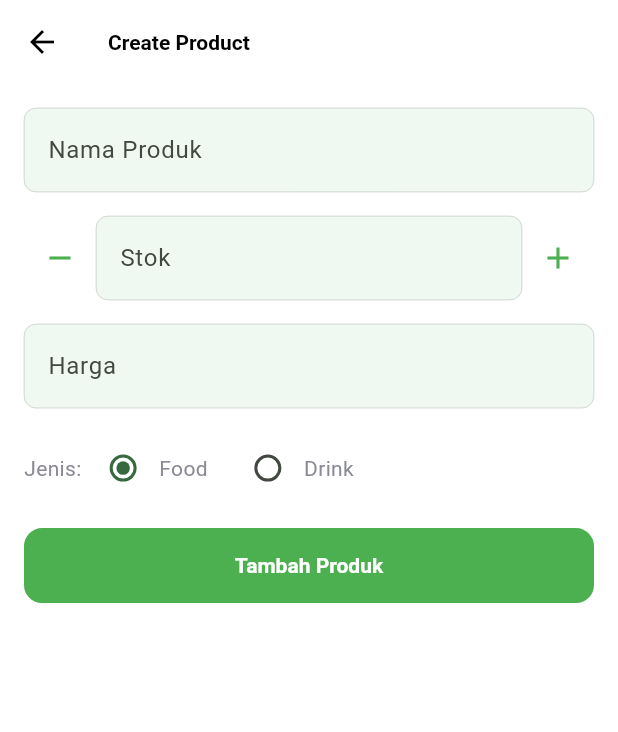
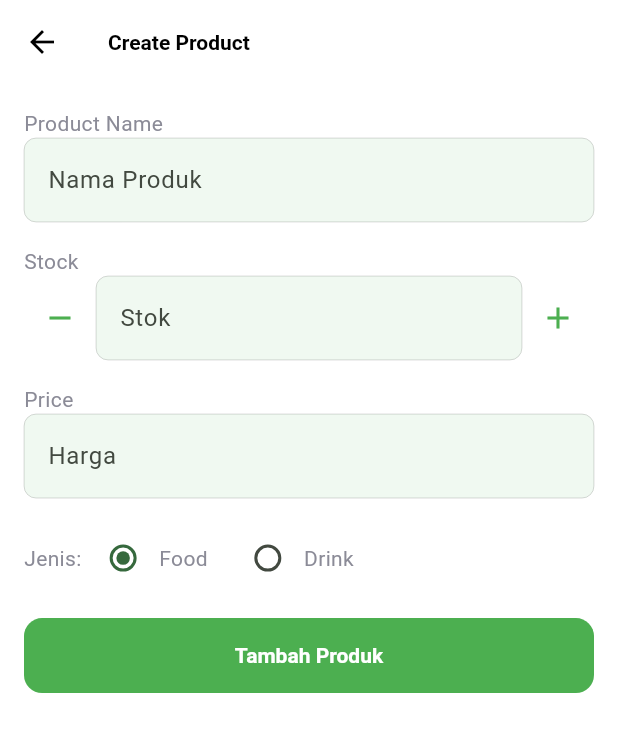
Before and after one commit to BangGhani/pl2_kasir, a Flutter app: the CreateProductPage screen opened by its route, on a phone screen of 412 x 824 dp. Shown: the top 732 px of the screen. Run offline on Flutter 3.47's test engine with Material 3 defaults, Android fonts, the phone set to English and light mode, and no system bars; our stand-ins replace cached_network_image, flutter_svg, form_field_validator, supabase_flutter; accounts and stored records are empty; network calls fail; Roboto replaces fonts that are missing (Gilroy).

Commit message:
product finishing

```diff
--- a/lib/backend/controllers/routes.dart
+++ b/lib/backend/controllers/routes.dart
@@ -12,13 +12,33 @@ class AppRoutes {
   static const String createProduct = '/createProduct';
   static const String editProduct = '/editProduct';
 
-  static Map<String, WidgetBuilder> getRoutes() {
-    return {
-      login: (context) => const Login(),
-      home: (context) => const HomePage(),
-      foodProduct: (context) => const FoodProductPage(),
-      createProduct: (context) => const CreateProductPage(),
-      editProduct: (context) => const EditProductPage(),
-    };
+  static Route<dynamic> onGenerateRoute(RouteSettings settings) {
+    switch (settings.name) {
+      case login:
+        return MaterialPageRoute(builder: (_) => const Login());
+      case home:
+        return MaterialPageRoute(builder: (_) => const HomePage());
+      case foodProduct:
+        return MaterialPageRoute(builder: (_) => const FoodProductPage());
+      case createProduct:
+        return MaterialPageRoute(builder: (_) => const CreateProductPage());
+      case editProduct:
+        final args = settings.arguments as Map<String, dynamic>;
+        return MaterialPageRoute(
+          builder: (_) => EditProductPage(
+            productId: args['productId'],
+            name: args['name'],
+            stock: args['stock'],
+            price: args['price'],
+            type: args['type'],
+          ),
+        );
+      default:
+        return MaterialPageRoute(
+          builder: (_) => const Scaffold(
+            body: Center(child: Text('Page not found')),
+          ),
+        );
+    }
   }
 }
--- a/lib/main.dart
+++ b/lib/main.dart
@@ -23,7 +23,7 @@ class MyApp extends StatelessWidget {
       debugShowCheckedModeBanner: false,
       theme: AppTheme.defaultTheme,
       initialRoute: user != null ? AppRoutes.home : AppRoutes.login,
-      routes: AppRoutes.getRoutes(),
+      onGenerateRoute: AppRoutes.onGenerateRoute,
     );
   }
 }
--- a/lib/pages/components/cardlistdetail.dart
+++ b/lib/pages/components/cardlistdetail.dart
@@ -1,4 +1,5 @@
 import 'package:flutter/material.dart';
+import 'package:flutter_svg/svg.dart';
 import 'package:intl/intl.dart';
 
 class CardList extends StatelessWidget {
@@ -89,11 +90,11 @@ class ProductList extends StatelessWidget {
                 ),
                 const SizedBox(width: 16),
                 IconButton(
-                  icon: const Icon(Icons.edit, color: Colors.blue),
+                  icon: SvgPicture.asset('assets/icons/edit.svg'),
                   onPressed: edit,
                 ),
                 IconButton(
-                  icon: const Icon(Icons.delete, color: Colors.red),
+                  icon: SvgPicture.asset('assets/icons/delete.svg'),
                   onPressed: delete,
                 ),
               ],
--- a/lib/pages/home.dart
+++ b/lib/pages/home.dart
@@ -3,10 +3,10 @@ import 'package:flutter/material.dart';
 import 'package:flutter_svg/svg.dart';
 import '../backend/default/constant.dart';
 import 'product/product.dart';
-import 'employee.dart';
-import 'cart.dart';
+import 'employee/employee.dart';
+import 'transaction/cart.dart';
 import 'finance.dart';
-import 'profile.dart';
+import 'profile/profile.dart';
 import 'components/appbar.dart';
 
 /// This page will contain all the bottom navigation tabs
--- a/lib/pages/product/createproductpage.dart
+++ b/lib/pages/product/createproductpage.dart
@@ -1,5 +1,5 @@
 import 'package:flutter/material.dart';
-import 'package:flutter/services.dart';
+// import 'package:flutter/services.dart';
 import '../../backend/controllers/routes.dart';
 import '../../backend/controllers/product_controller.dart';
 
@@ -15,18 +15,16 @@ class _CreateProductPageState extends State<CreateProductPage> {
   final _nameController = TextEditingController();
   final _stockController = TextEditingController();
   final _priceController = TextEditingController();
-  int _selectedType = 1; // 1 = Food, 2 = Drink
+  int _selectedType = 1;
 
   bool isLoading = false;
 
-  // Fungsi untuk menambahkan produk
   Future<void> createProduct() async {
     if (_formKey.currentState?.validate() ?? false) {
       setState(() {
         isLoading = true;
       });
 
-      // Memanggil ProductController untuk menambah produk
       final productController = ProductController();
       final success = await productController.createProduct(
         _nameController.text,
@@ -40,10 +38,8 @@ class _CreateProductPageState extends State<CreateProductPage> {
       });
 
       if (success) {
-        // Navigasi ke halaman utama setelah berhasil
         Navigator.pushReplacementNamed(context, AppRoutes.home);
       } else {
-        // Tampilkan error jika gagal
         ScaffoldMessenger.of(context).showSnackBar(
           const SnackBar(content: Text('Gagal menambahkan produk')),
         );
@@ -74,7 +70,7 @@ class _CreateProductPageState extends State<CreateProductPage> {
           key: _formKey,
           child: ListView(
             children: [
-              // Nama Produk
+              const Text('Product Name'),
               TextFormField(
                 controller: _nameController,
                 decoration: const InputDecoration(
@@ -91,8 +87,7 @@ class _CreateProductPageState extends State<CreateProductPage> {
                 },
               ),
               const SizedBox(height: 16),
-
-              // Stok Produk
+              const Text('Stock'),
               Row(
                 children: [
                   IconButton(
@@ -115,7 +110,7 @@ class _CreateProductPageState extends State<CreateProductPage> {
                       decoration: const InputDecoration(
                         labelText: 'Stok',
                         filled: true,
-                  fillColor: Color.fromARGB(255, 240, 249, 241),
+                        fillColor: Color.fromARGB(255, 240, 249, 241),
                         border: OutlineInputBorder(),
                       ),
                       validator: (value) {
@@ -142,11 +137,12 @@ class _CreateProductPageState extends State<CreateProductPage> {
                 ],
               ),
               const SizedBox(height: 16),
-
+              const Text('Price'),
               // Harga Produk
               TextFormField(
                 controller: _priceController,
-                keyboardType: const TextInputType.numberWithOptions(decimal: true),
+                keyboardType:
+                    const TextInputType.numberWithOptions(decimal: true),
                 decoration: const InputDecoration(
                   labelText: 'Harga',
                   prefixText: 'Rp ',
--- a/lib/pages/product/foodproduct.dart
+++ b/lib/pages/product/foodproduct.dart
@@ -32,6 +32,7 @@ class _FoodProductPageState extends State<FoodProductPage> {
           .eq('jenis', 1);
 
       final data = response as List<dynamic>;
+
       setState(() {
         foodProducts = data.map((item) {
           return ProductList(
@@ -39,12 +40,28 @@ class _FoodProductPageState extends State<FoodProductPage> {
             name: item['namaProduk'],
             stock: item['stok'].toString(),
             price: item['harga'].toString(),
-            edit: navigator.pushNamed(context, AppRoutes.),
+            edit: () {
+              Navigator.pushNamed(
+                context,
+                AppRoutes.editProduct,
+                arguments: {
+                  'productId': item['produkID'],
+                  'name': item['namaProduk'],
+                  'stock': item['stok'],
+                  'price': item['harga'],
+                  'type': 1,
+                },
+              );
+            },
             delete: () {
               _deleteProduct(item['produkID']);
             },
           );
         }).toList();
+
+        // Sorting berdasarkan namaProduk dari kecil ke besar
+        foodProducts.sort((a, b) => a.name.compareTo(b.name));
+
         isLoading = false;
       });
     } catch (error) {
--- a/lib/pages/product/product.dart
+++ b/lib/pages/product/product.dart
@@ -50,6 +50,7 @@ class _ProductPageState extends State<ProductPage> {
         child: CustomScrollView(
           slivers: [
             SliverAppBar(
+              automaticallyImplyLeading: false,
               floating: true,
               title: Center(
                 child: Padding(
```
Also changed, not shown: lib/pages/employee/employee.dart (renamed from lib/pages/employee.dart), lib/pages/profile/profile.dart (renamed from lib/pages/profile.dart), lib/pages/transaction/cart.dart (renamed from lib/pages/cart.dart), 1 other file.
